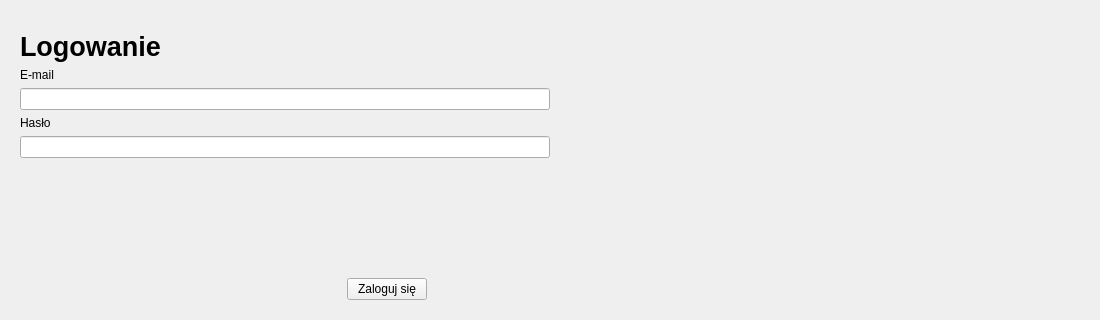
This is StartLogReg.ui in Dawid-Robak-IG/BUDZET_DOMOWY as Qt 5 draws it before an edit; both pictures show x 0 to 1100 and y 141 to 461 of the 1100 by 461 pixel window. The edited form follows.
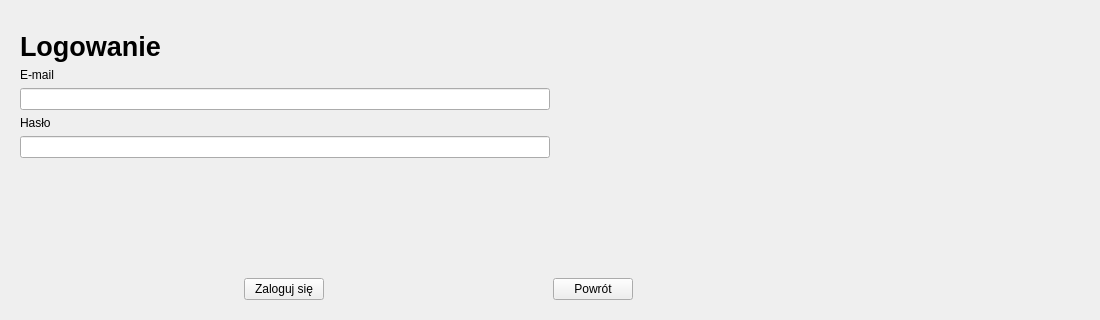
This is the edited form. The open tabs and pages were chosen to show the change.

```diff
--- a/StartLogReg.ui
+++ b/StartLogReg.ui
@@ -253,6 +253,26 @@
            </property>
           </widget>
          </item>
+         <item>
+          <spacer name="horizontalSpacer_13">
+           <property name="orientation">
+            <enum>Qt::Horizontal</enum>
+           </property>
+           <property name="sizeHint" stdset="0">
+            <size>
+             <width>40</width>
+             <height>20</height>
+            </size>
+           </property>
+          </spacer>
+         </item>
+         <item>
+          <widget class="QPushButton" name="pushButton">
+           <property name="text">
+            <string>Powrót</string>
+           </property>
+          </widget>
+         </item>
          <item>
           <spacer name="horizontalSpacer_12">
            <property name="orientation">
```
Left out of the diff: 22 changed lines with no effect on the pictures.
